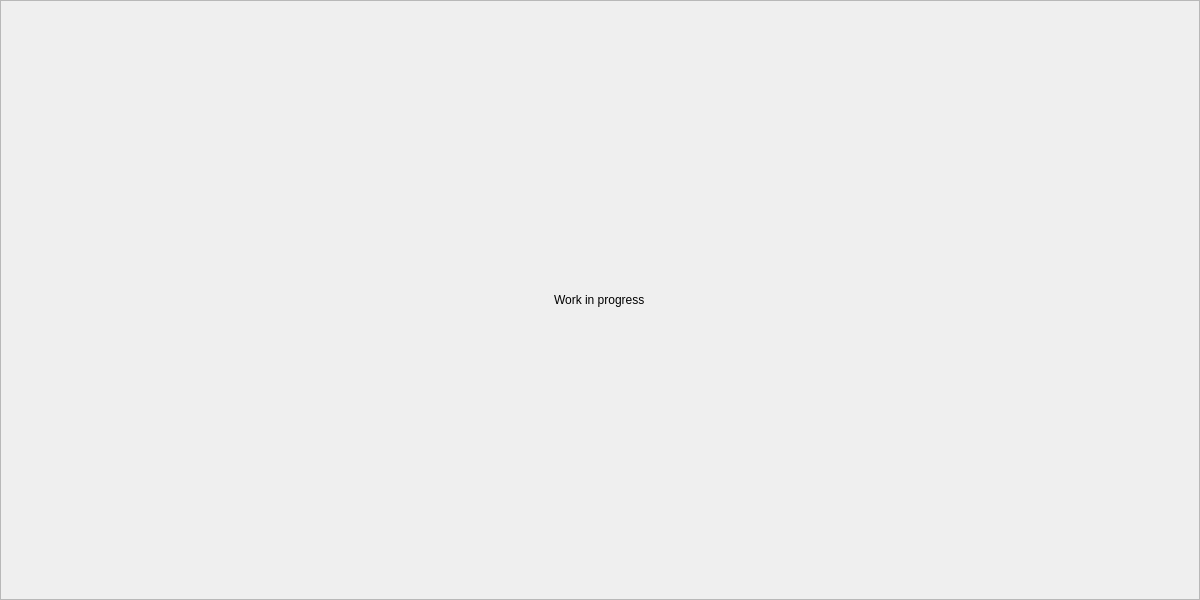
This is src/gui/diarypixels.ui in someretical/TheoreticalDiary as Qt 5 draws it before an edit. The edited form follows.
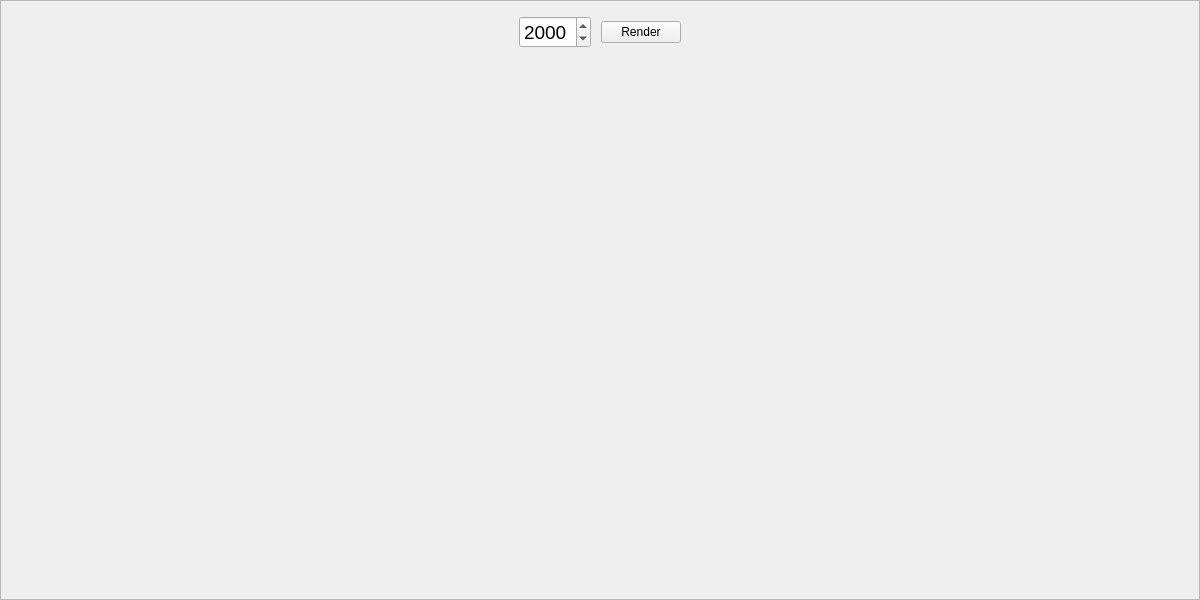
This is the edited form.

Diff of the .ui file:
```diff
--- a/src/gui/diarypixels.ui
+++ b/src/gui/diarypixels.ui
@@ -56,11 +56,165 @@
       <enum>QFrame::Raised</enum>
      </property>
      <layout class="QGridLayout" name="gridLayout_2">
-      <item row="0" column="0" alignment="Qt::AlignHCenter|Qt::AlignVCenter">
-       <widget class="QLabel" name="label">
-        <property name="text">
-         <string>Work in progress</string>
+      <property name="leftMargin">
+       <number>15</number>
+      </property>
+      <property name="topMargin">
+       <number>15</number>
+      </property>
+      <property name="rightMargin">
+       <number>15</number>
+      </property>
+      <property name="bottomMargin">
+       <number>15</number>
+      </property>
+      <property name="spacing">
+       <number>30</number>
+      </property>
+      <item row="0" column="0">
+       <layout class="QGridLayout" name="gridLayout_3">
+        <property name="horizontalSpacing">
+         <number>10</number>
         </property>
+        <property name="verticalSpacing">
+         <number>0</number>
+        </property>
+        <item row="0" column="0">
+         <spacer name="horizontalSpacer_2">
+          <property name="orientation">
+           <enum>Qt::Horizontal</enum>
+          </property>
+          <property name="sizeHint" stdset="0">
+           <size>
+            <width>40</width>
+            <height>20</height>
+           </size>
+          </property>
+         </spacer>
+        </item>
+        <item row="0" column="1">
+         <widget class="QDateEdit" name="year_edit">
+          <property name="font">
+           <font>
+            <pointsize>14</pointsize>
+           </font>
+          </property>
+          <property name="displayFormat">
+           <string>yyyy</string>
+          </property>
+         </widget>
+        </item>
+        <item row="0" column="3">
+         <spacer name="horizontalSpacer">
+          <property name="orientation">
+           <enum>Qt::Horizontal</enum>
+          </property>
+          <property name="sizeHint" stdset="0">
+           <size>
+            <width>40</width>
+            <height>20</height>
+           </size>
+          </property>
+         </spacer>
+        </item>
+        <item row="0" column="2" alignment="Qt::AlignHCenter">
+         <widget class="QPushButton" name="render_button">
+          <property name="text">
+           <string>Render</string>
+          </property>
+         </widget>
+        </item>
+       </layout>
+      </item>
+      <item row="1" column="0">
+       <widget class="QFrame" name="hidden_frame">
+        <property name="sizePolicy">
+         <sizepolicy hsizetype="Expanding" vsizetype="Expanding">
+          <horstretch>0</horstretch>
+          <verstretch>0</verstretch>
+         </sizepolicy>
+        </property>
+        <property name="frameShape">
+         <enum>QFrame::NoFrame</enum>
+        </property>
+        <property name="frameShadow">
+         <enum>QFrame::Plain</enum>
+        </property>
+        <layout class="QGridLayout" name="gridLayout_6">
+         <property name="leftMargin">
+          <number>0</number>
+         </property>
+         <property name="topMargin">
+          <number>0</number>
+         </property>
+         <property name="rightMargin">
+          <number>0</number>
+         </property>
+         <property name="bottomMargin">
+          <number>0</number>
+         </property>
+         <property name="spacing">
+          <number>0</number>
+         </property>
+         <item row="1" column="0">
+          <spacer name="horizontalSpacer_3">
+           <property name="orientation">
+            <enum>Qt::Horizontal</enum>
+           </property>
+           <property name="sizeHint" stdset="0">
+            <size>
+             <width>0</width>
+             <height>20</height>
+            </size>
+           </property>
+          </spacer>
+         </item>
+         <item row="0" column="1">
+          <layout class="QGridLayout" name="grid">
+           <property name="leftMargin">
+            <number>0</number>
+           </property>
+           <property name="topMargin">
+            <number>0</number>
+           </property>
+           <property name="rightMargin">
+            <number>0</number>
+           </property>
+           <property name="bottomMargin">
+            <number>0</number>
+           </property>
+           <property name="spacing">
+            <number>2</number>
+           </property>
+          </layout>
+         </item>
+         <item row="1" column="1">
+          <spacer name="verticalSpacer">
+           <property name="orientation">
+            <enum>Qt::Vertical</enum>
+           </property>
+           <property name="sizeHint" stdset="0">
+            <size>
+             <width>20</width>
+             <height>0</height>
+            </size>
+           </property>
+          </spacer>
+         </item>
+         <item row="1" column="2">
+          <spacer name="horizontalSpacer_4">
+           <property name="orientation">
+            <enum>Qt::Horizontal</enum>
+           </property>
+           <property name="sizeHint" stdset="0">
+            <size>
+             <width>0</width>
+             <height>20</height>
+            </size>
+           </property>
+          </spacer>
+         </item>
+        </layout>
        </widget>
       </item>
      </layout>
```
